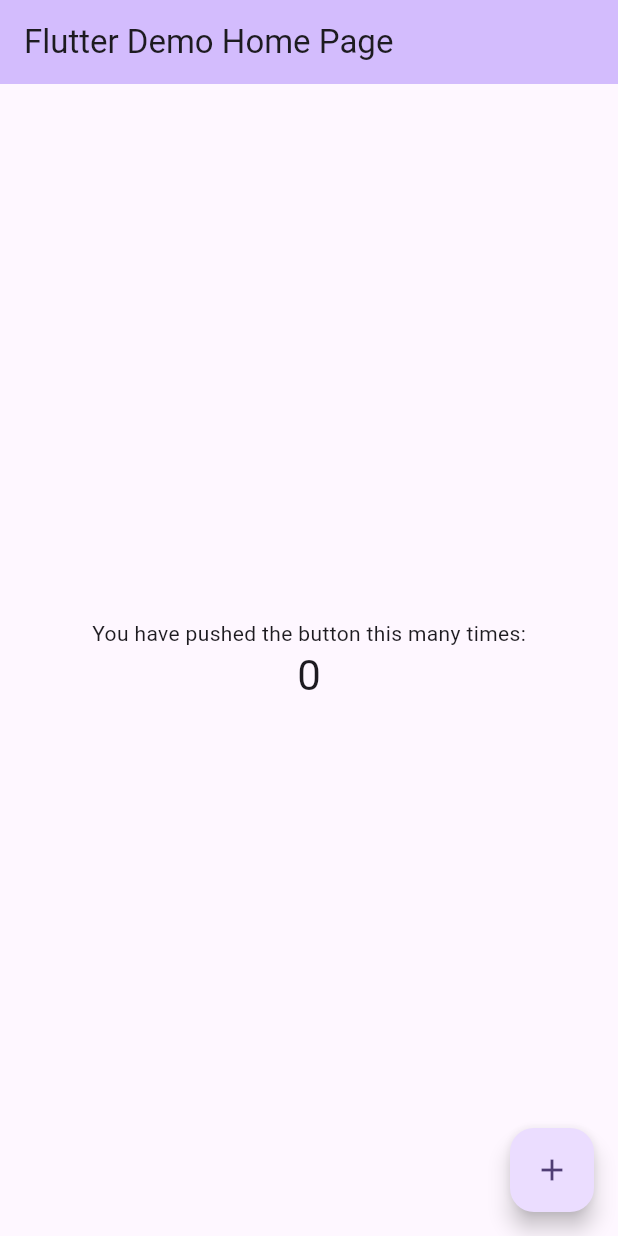
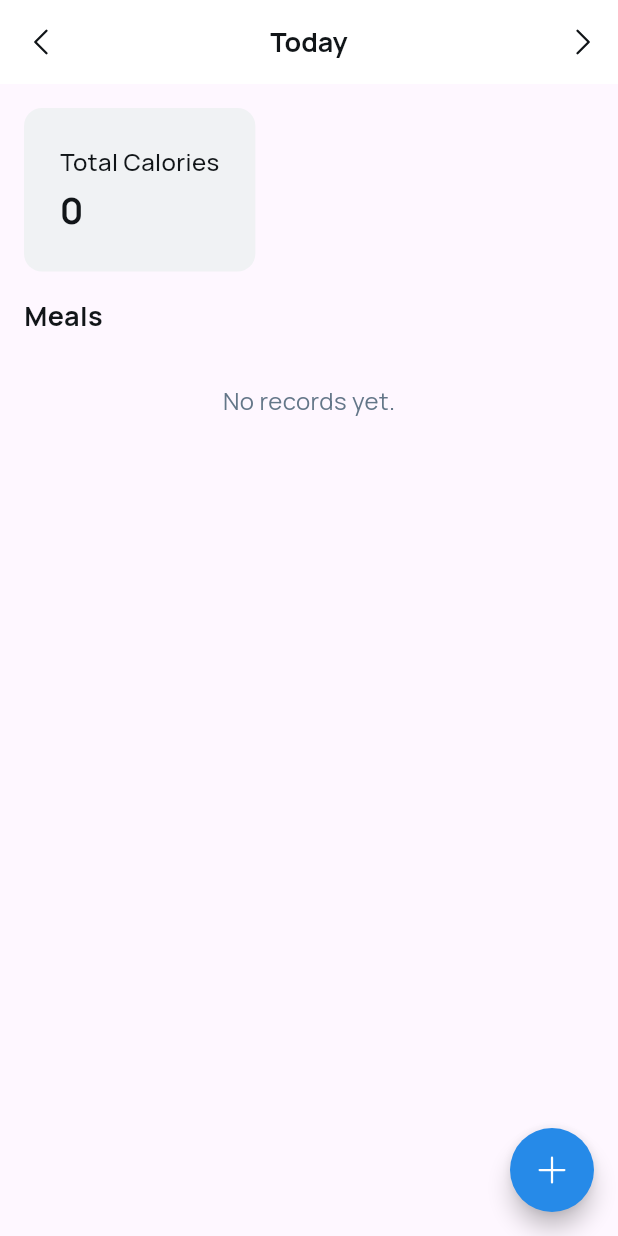
Before and after one commit to Kaniikura/simple_kcal_tracker, a Flutter app: the screen it shows after launch, on a phone screen of 412 x 824 dp. Run offline on Flutter 3.47's test engine with Material 3 defaults, Android fonts, the phone set to English and light mode, and no system bars; our stand-ins replace flutter_riverpod, flutter_svg, google_fonts, isar; accounts and stored records are empty; generated files the repository leaves out were written again.

Commit message:
feat: Implement core calorie tracking functionality
I've implemented the initial Flutter calorie tracking application based on project-overview.md.

Key features completed:
- Flutter project setup with necessary dependencies (Isar, Riverpod, SVG, Google Fonts).
- Core data layer using Isar for persisting calorie entries (amount, createdAt).
- Main screen UI shell, including AppBar, Total Calories card, and Meals list.
- SVG icons for navigation and actions.
- Custom fonts (Manrope) applied.
- State management with Riverpod for selected date, calorie data fetching, and total calorie calculation.
- Functional "Add Calorie Entry" feature through a dialog.
- Date navigation (previous/next day) with reactive UI updates.
- User-friendly date display in AppBar ("Today", "Yesterday", "Tomorrow", full date).
- Basic loading and empty states for the meal list.

Next, I'll focus on implementing light/dark theming, edit/delete functionality for entries, and comprehensive testing. Android SDK setup also needs to be completed for Android builds.

```diff
--- a/analysis_options.yaml
+++ b/analysis_options.yaml
@@ -15,6 +15,10 @@ linter:
   # included above or to enable additional rules. A list of all available lints
   # and their documentation is published at https://dart.dev/lints.
   #
+
+analyzer:
+  plugins:
+    - custom_lint
   # Instead of disabling a lint rule for the entire project in the
   # section below, it can also be suppressed for a single line of code
   # or a specific dart file by using the `// ignore: name_of_lint` and
--- a/lib/main.dart
+++ b/lib/main.dart
@@ -1,122 +1,39 @@
+import 'package:calorie_tracker_app/src/core/isar_service.dart';
+import 'package:calorie_tracker_app/src/core/providers.dart';
+import 'package:calorie_tracker_app/src/features/calorie_tracking/presentation/daily_log_screen.dart';
 import 'package:flutter/material.dart';
+import 'package:flutter_riverpod/flutter_riverpod.dart';
+import 'package:google_fonts/google_fonts.dart';
+import 'package:isar/isar.dart';
 
-void main() {
-  runApp(const MyApp());
+void main() async {
+  WidgetsFlutterBinding.ensureInitialized();
+
+  final isarService = IsarService();
+  final Isar isar = await isarService.init();
+
+  runApp(
+    ProviderScope(
+      overrides: [
+        isarInstanceProvider.overrideWithValue(isar),
+      ],
+      child: const MyApp(),
+    ),
+  );
 }
 
 class MyApp extends StatelessWidget {
   const MyApp({super.key});
 
-  // This widget is the root of your application.
   @override
   Widget build(BuildContext context) {
     return MaterialApp(
-      title: 'Flutter Demo',
+      title: 'Calorie Tracker',
       theme: ThemeData(
-        // This is the theme of your application.
-        //
-        // TRY THIS: Try running your application with "flutter run". You'll see
-        // the application has a purple toolbar. Then, without quitting the app,
-        // try changing the seedColor in the colorScheme below to Colors.green
-        // and then invoke "hot reload" (save your changes or press the "hot
-        // reload" button in a Flutter-supported IDE, or press "r" if you used
-        // the command line to start the app).
-        //
-        // Notice that the counter didn't reset back to zero; the application
-        // state is not lost during the reload. To reset the state, use hot
-        // restart instead.
-        //
-        // This works for code too, not just values: Most code changes can be
-        // tested with just a hot reload.
+        fontFamily: GoogleFonts.manrope().fontFamily,
         colorScheme: ColorScheme.fromSeed(seedColor: Colors.deepPurple),
       ),
-      home: const MyHomePage(title: 'Flutter Demo Home Page'),
+      home: const DailyLogScreen(),
     );
   }
 }
-
-class MyHomePage extends StatefulWidget {
-  const MyHomePage({super.key, required this.title});
-
-  // This widget is the home page of your application. It is stateful, meaning
-  // that it has a State object (defined below) that contains fields that affect
-  // how it looks.
-
-  // This class is the configuration for the state. It holds the values (in this
-  // case the title) provided by the parent (in this case the App widget) and
-  // used by the build method of the State. Fields in a Widget subclass are
-  // always marked "final".
-
-  final String title;
-
-  @override
-  State<MyHomePage> createState() => _MyHomePageState();
-}
-
-class _MyHomePageState extends State<MyHomePage> {
-  int _counter = 0;
-
-  void _incrementCounter() {
-    setState(() {
-      // This call to setState tells the Flutter framework that something has
-      // changed in this State, which causes it to rerun the build method below
-      // so that the display can reflect the updated values. If we changed
-      // _counter without calling setState(), then the build method would not be
-      // called again, and so nothing would appear to happen.
-      _counter++;
-    });
-  }
-
-  @override
-  Widget build(BuildContext context) {
-    // This method is rerun every time setState is called, for instance as done
-    // by the _incrementCounter method above.
-    //
-    // The Flutter framework has been optimized to make rerunning build methods
-    // fast, so that you can just rebuild anything that needs updating rather
-    // than having to individually change instances of widgets.
-    return Scaffold(
-      appBar: AppBar(
-        // TRY THIS: Try changing the color here to a specific color (to
-        // Colors.amber, perhaps?) and trigger a hot reload to see the AppBar
-        // change color while the other colors stay the same.
-        backgroundColor: Theme.of(context).colorScheme.inversePrimary,
-        // Here we take the value from the MyHomePage object that was created by
-        // the App.build method, and use it to set our appbar title.
-        title: Text(widget.title),
-      ),
-      body: Center(
-        // Center is a layout widget. It takes a single child and positions it
-        // in the middle of the parent.
-        child: Column(
-          // Column is also a layout widget. It takes a list of children and
-          // arranges them vertically. By default, it sizes itself to fit its
-          // children horizontally, and tries to be as tall as its parent.
-          //
-          // Column has various properties to control how it sizes itself and
-          // how it positions its children. Here we use mainAxisAlignment to
-          // center the children vertically; the main axis here is the vertical
-          // axis because Columns are vertical (the cross axis would be
-          // horizontal).
-          //
-          // TRY THIS: Invoke "debug painting" (choose the "Toggle Debug Paint"
-          // action in the IDE, or press "p" in the console), to see the
-          // wireframe for each widget.
-          mainAxisAlignment: MainAxisAlignment.center,
-          children: <Widget>[
-            const Text('You have pushed the button this many times:'),
-            Text(
-              '$_counter',
-              style: Theme.of(context).textTheme.headlineMedium,
-            ),
-          ],
-        ),
-      ),
-      floatingActionButton: FloatingActionButton(
-        onPressed: _incrementCounter,
-        tooltip: 'Increment',
-        child: const Icon(Icons.add),
-      ), // This trailing comma makes auto-formatting nicer for build methods.
-    );
-  }
-}
--- /dev/null
+++ b/lib/src/core/providers.dart
@@ -0,0 +1,13 @@
+import 'package:isar/isar.dart';
+import 'package:flutter_riverpod/flutter_riverpod.dart';
+import 'package:calorie_tracker_app/src/features/calorie_tracking/data/calorie_repository.dart';
+
+final isarInstanceProvider = Provider<Isar>((ref) {
+  // This will be overridden in main.dart's ProviderScope
+  throw UnimplementedError('Isar instance not provided');
+});
+
+final calorieRepositoryProvider = Provider<CalorieRepository>((ref) {
+  final isar = ref.watch(isarInstanceProvider);
+  return CalorieRepository(isar);
+});
--- /dev/null
+++ b/lib/src/features/calorie_tracking/application/calorie_service.dart
@@ -0,0 +1,21 @@
+import 'package:flutter_riverpod/flutter_riverpod.dart';
+import 'package:calorie_tracker_app/src/features/calorie_tracking/data/calorie_entry.dart';
+import 'package:calorie_tracker_app/src/features/calorie_tracking/application/date_service.dart';
+import 'package:calorie_tracker_app/src/core/providers.dart';
+
+final entriesForSelectedDateProvider =
+    StreamProvider.autoDispose<List<CalorieEntry>>((ref) {
+  final selectedDate = ref.watch(selectedDateProvider);
+  final calorieRepository = ref.watch(calorieRepositoryProvider);
+  return calorieRepository.watchEntriesForDate(selectedDate);
+});
+
+final totalCaloriesForSelectedDateProvider = Provider.autoDispose<int>((ref) {
+  final entriesAsyncValue = ref.watch(entriesForSelectedDateProvider);
+  return entriesAsyncValue.when(
+    data: (entries) =>
+        entries.fold(0, (sum, entry) => sum + entry.amount),
+    loading: () => 0, // Or a specific loading state if preferred
+    error: (_, __) => 0, // Or handle error appropriately
+  );
+});
--- /dev/null
+++ b/lib/src/features/calorie_tracking/application/date_service.dart
@@ -0,0 +1,24 @@
+import 'package:flutter_riverpod/flutter_riverpod.dart';
+
+DateTime _normalizeDate(DateTime dt) => DateTime(dt.year, dt.month, dt.day);
+
+class SelectedDateNotifier extends StateNotifier<DateTime> {
+  SelectedDateNotifier() : super(_normalizeDate(DateTime.now()));
+
+  void selectDate(DateTime date) {
+    state = _normalizeDate(date);
+  }
+
+  void goToNextDay() {
+    state = _normalizeDate(state.add(const Duration(days: 1)));
+  }
+
+  void goToPreviousDay() {
+    state = _normalizeDate(state.subtract(const Duration(days: 1)));
+  }
+}
+
+final selectedDateProvider =
+    StateNotifierProvider<SelectedDateNotifier, DateTime>((ref) {
+  return SelectedDateNotifier();
+});
--- /dev/null
+++ b/lib/src/features/calorie_tracking/data/calorie_entry.dart
@@ -0,0 +1,18 @@
+import 'package:isar/isar.dart';
+
+part 'calorie_entry.g.dart';
+
+@collection
+class CalorieEntry {
+  Id id = Isar.autoIncrement;
+
+  late int amount;
+
+  @Index()
+  late DateTime createdAt;
+
+  CalorieEntry({
+    required this.amount,
+    required this.createdAt,
+  });
+}
--- /dev/null
+++ b/lib/src/features/calorie_tracking/presentation/daily_log_screen.dart
@@ -0,0 +1,224 @@
+import 'package:calorie_tracker_app/src/features/calorie_tracking/application/calorie_service.dart';
+import 'package:calorie_tracker_app/src/features/calorie_tracking/application/date_service.dart';
+import 'package:calorie_tracker_app/src/features/calorie_tracking/data/calorie_entry.dart';
+import 'package:calorie_tracker_app/src/features/calorie_tracking/presentation/widgets/meal_list_item.dart';
+import 'package:calorie_tracker_app/src/features/calorie_tracking/presentation/widgets/total_calories_card.dart';
+import 'package:calorie_tracker_app/src/core/providers.dart';
+import 'package:flutter/material.dart';
+import 'package:flutter_riverpod/flutter_riverpod.dart';
+import 'package:flutter_svg/flutter_svg.dart';
+import 'package:google_fonts/google_fonts.dart';
+import 'package:intl/intl.dart';
+
+class DailyLogScreen extends ConsumerWidget {
+  const DailyLogScreen({super.key});
+
+  void _showAddCalorieDialog(BuildContext context, WidgetRef ref) {
+    final TextEditingController calorieController = TextEditingController();
+    showDialog(
+      context: context,
+      builder: (BuildContext dialogContext) {
+        return AlertDialog(
+          title: Text(
+            "Add Calorie Entry",
+            style: GoogleFonts.manrope(
+              fontWeight: FontWeight.bold,
+              fontSize: 18,
+            ),
+          ),
+          content: Column(
+            mainAxisSize: MainAxisSize.min,
+            children: <Widget>[
+              TextField(
+                controller: calorieController,
+                keyboardType: TextInputType.number,
+                autofocus: true,
+                decoration: InputDecoration(
+                  labelText: "Calories (kcal)",
+                  border: OutlineInputBorder(
+                    borderRadius: BorderRadius.circular(8.0),
+                  ),
+                ),
+              ),
+            ],
+          ),
+          actions: <Widget>[
+            TextButton(
+              child: Text(
+                "Cancel",
+                style: GoogleFonts.manrope(color: Colors.black54),
+              ),
+              onPressed: () {
+                Navigator.of(dialogContext).pop();
+              },
+            ),
+            TextButton(
+              child: Text(
+                "Save",
+                style: GoogleFonts.manrope(color: const Color(0xFF268AE8)),
+              ),
+              onPressed: () async {
+                final amount = int.tryParse(calorieController.text);
+                if (amount != null && amount > 0) {
+                  final newEntry = CalorieEntry(
+                    amount: amount,
+                    createdAt: DateTime.now(),
+                  );
+                  try {
+                    await ref
+                        .read(calorieRepositoryProvider)
+                        .addEntry(newEntry);
+                    Navigator.of(dialogContext).pop();
+                  } catch (e) {
+                    debugPrint("Error adding entry: $e");
+                    // Optionally show an error message to the user
+                  }
+                } else {
+                  // Optionally show an error message for invalid input
+                  debugPrint("Invalid calorie amount entered");
+                }
+              },
+            ),
+          ],
+        );
+      },
+    );
+  }
+
+  String _formatDate(DateTime date) {
+    final now = DateTime.now();
+    final today = DateTime(now.year, now.month, now.day);
+    final yesterday = DateTime(now.year, now.month, now.day - 1);
+    final tomorrow = DateTime(now.year, now.month, now.day + 1);
+
+    if (date == today) {
+      return "Today";
+    } else if (date == yesterday) {
+      return "Yesterday";
+    } else if (date == tomorrow) {
+      return "Tomorrow";
+    } else {
+      return DateFormat.yMMMMd().format(date);
+    }
+  }
+
+  @override
+  Widget build(BuildContext context, WidgetRef ref) {
+    final selectedDate = ref.watch(selectedDateProvider);
+    final totalCalories = ref.watch(totalCaloriesForSelectedDateProvider);
+    final entriesAsyncValue = ref.watch(entriesForSelectedDateProvider);
+
+    return Scaffold(
+      appBar: AppBar(
+        backgroundColor: Colors.white,
+        elevation: 0,
+        leading: IconButton(
+          icon: SvgPicture.asset(
+            'lib/src/assets/icons/caret_left.svg',
+            colorFilter:
+                const ColorFilter.mode(Color(0xFF111518), BlendMode.srcIn),
+            width: 24,
+            height: 24,
+          ),
+          onPressed: () {
+            ref.read(selectedDateProvider.notifier).goToPreviousDay();
+          },
+        ),
+        title: Text(
+          _formatDate(selectedDate),
+          style: GoogleFonts.manrope(
+            color: const Color(0xFF111518),
+            fontSize: 18,
+            fontWeight: FontWeight.bold,
+          ),
+        ),
+        centerTitle: true,
+        actions: [
+          IconButton(
+            icon: SvgPicture.asset(
+              'lib/src/assets/icons/caret_right.svg',
+              colorFilter:
+                  const ColorFilter.mode(Color(0xFF111518), BlendMode.srcIn),
+              width: 24,
+              height: 24,
+            ),
+            onPressed: () {
+              ref.read(selectedDateProvider.notifier).goToNextDay();
+            },
+          ),
+        ],
+      ),
+      body: Padding(
+        padding: const EdgeInsets.all(16.0),
+        child: Column(
+          crossAxisAlignment: CrossAxisAlignment.start,
+          children: [
+            TotalCaloriesCard(totalCalories: totalCalories),
+            Padding(
+              padding: const EdgeInsets.only(top: 16.0, bottom: 8.0),
+              child: Text(
+                "Meals",
+                style: GoogleFonts.manrope(
+                  textStyle: const TextStyle(
+                    color: Color(0xFF111518),
+                    fontSize: 18,
+                    fontWeight: FontWeight.bold,
+                  ),
+                ),
+              ),
+            ),
+            entriesAsyncValue.when(
+              data: (entries) {
+                if (entries.isEmpty) {
+                  return Center(
+                    child: Padding(
+                      padding: const EdgeInsets.symmetric(vertical: 24.0),
+                      child: Text(
+                        "No records yet.",
+                        style: GoogleFonts.manrope(
+                          textStyle: const TextStyle(
+                            color: Color(0xFF637688),
+                            fontSize: 16,
+                          ),
+                        ),
+                      ),
+                    ),
+                  );
+                }
+                return ListView.separated(
+                  shrinkWrap: true,
+                  physics: const NeverScrollableScrollPhysics(),
+                  itemCount: entries.length,
+                  itemBuilder: (context, index) {
+                    final entry = entries[index];
+                    return MealListItem(
+                      calories: "${entry.amount} cal",
+                      time: DateFormat.jm().format(entry.createdAt),
+                    );
+                  },
+                  separatorBuilder: (context, index) =>
+                      const Divider(height: 1, color: Color(0xFFEEEEEE)),
+                );
+              },
+              loading: () =>
+                  const Center(child: CircularProgressIndicator()),
+              error: (error, stackTrace) =>
+                  Center(child: Text("Error: $error")),
+            ),
+          ],
+        ),
+      ),
+      floatingActionButton: FloatingActionButton(
+        onPressed: () => _showAddCalorieDialog(context, ref),
+        backgroundColor: const Color(0xFF268AE8),
+        shape: const CircleBorder(),
+        child: SvgPicture.asset(
+          'lib/src/assets/icons/plus.svg',
+          colorFilter: const ColorFilter.mode(Colors.white, BlendMode.srcIn),
+          width: 24,
+          height: 24,
+        ),
+      ),
+    );
+  }
+}
--- /dev/null
+++ b/lib/src/features/calorie_tracking/presentation/widgets/total_calories_card.dart
@@ -0,0 +1,50 @@
+import 'package:flutter/material.dart';
+import 'package:google_fonts/google_fonts.dart';
+
+class TotalCaloriesCard extends StatelessWidget {
+  final int totalCalories;
+
+  const TotalCaloriesCard({
+    super.key,
+    required this.totalCalories,
+  });
+
+  @override
+  Widget build(BuildContext context) {
+    return Container(
+      padding: const EdgeInsets.all(24.0),
+      decoration: BoxDecoration(
+        color: const Color(0xFFF0F2F4),
+        borderRadius: BorderRadius.circular(12.0),
+      ),
+      child: Column(
+        crossAxisAlignment: CrossAxisAlignment.start,
+        mainAxisSize: MainAxisSize.min,
+        children: [
+          Text(
+            "Total Calories",
+            style: GoogleFonts.manrope(
+              textStyle: const TextStyle(
+                color: Color(0xFF111518),
+                fontSize: 16,
+                fontWeight: FontWeight.w500,
+              ),
+            ),
+          ),
+          const SizedBox(height: 4),
+          Text(
+            totalCalories.toString(),
+            style: GoogleFonts.manrope(
+              textStyle: const TextStyle(
+                color: Color(0xFF111518),
+                fontSize: 24,
+                fontWeight: FontWeight.bold,
+                letterSpacing: -0.5,
+              ),
+            ),
+          ),
+        ],
+      ),
+    );
+  }
+}
```
Also changed, not shown: lib/src/core/isar_service.dart (added, +14 -0 lines), lib/src/features/calorie_tracking/data/calorie_repository.dart (added, +48 -0 lines), lib/src/features/calorie_tracking/presentation/widgets/meal_list_item.dart (added, +53 -0 lines), pubspec.yaml (+14 -1 lines), lib/src/assets/icons/caret_left.svg (added), lib/src/assets/icons/caret_right.svg (added), lib/src/assets/icons/plus.svg (added), lib/src/features/calorie_tracking/data/calorie_entry.g.dart (added), pubspec.lock, 5 other files.
